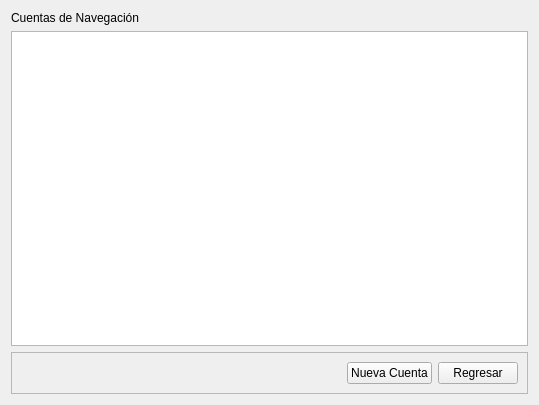
R0land013/blue-nauta, file view/ui/account_list.ui: the form before one commit.
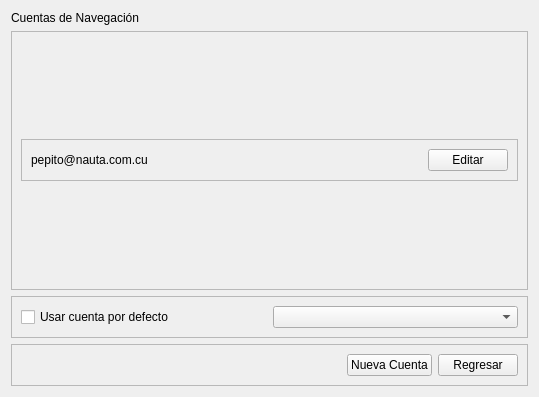
The form after the commit.

Commit message: Feat: The accounts in database are shown

The edit to the form file:
```diff
--- a/view/ui/account_list.ui
+++ b/view/ui/account_list.ui
@@ -7,7 +7,7 @@
     <x>0</x>
     <y>0</y>
     <width>539</width>
-    <height>405</height>
+    <height>397</height>
    </rect>
   </property>
   <property name="windowTitle">
@@ -16,16 +16,128 @@
   <layout class="QVBoxLayout" name="verticalLayout">
    <item>
     <widget class="QLabel" name="label">
+     <property name="sizePolicy">
+      <sizepolicy hsizetype="Preferred" vsizetype="Maximum">
+       <horstretch>0</horstretch>
+       <verstretch>0</verstretch>
+      </sizepolicy>
+     </property>
      <property name="text">
       <string>Cuentas de Navegación</string>
      </property>
     </widget>
    </item>
    <item>
-    <widget class="QTableWidget" name="account_table"/>
+    <widget class="QFrame" name="account_list_frame">
+     <property name="sizePolicy">
+      <sizepolicy hsizetype="Preferred" vsizetype="Preferred">
+       <horstretch>0</horstretch>
+       <verstretch>0</verstretch>
+      </sizepolicy>
+     </property>
+     <property name="frameShape">
+      <enum>QFrame::StyledPanel</enum>
+     </property>
+     <property name="frameShadow">
+      <enum>QFrame::Raised</enum>
+     </property>
+     <layout class="QVBoxLayout" name="verticalLayout_2">
+      <item>
+       <widget class="QFrame" name="frame_2">
+        <property name="sizePolicy">
+         <sizepolicy hsizetype="Preferred" vsizetype="Maximum">
+          <horstretch>0</horstretch>
+          <verstretch>0</verstretch>
+         </sizepolicy>
+        </property>
+        <property name="frameShape">
+         <enum>QFrame::StyledPanel</enum>
+        </property>
+        <property name="frameShadow">
+         <enum>QFrame::Raised</enum>
+        </property>
+        <layout class="QHBoxLayout" name="horizontalLayout_2">
+         <item>
+          <widget class="QLabel" name="label_2">
+           <property name="sizePolicy">
+            <sizepolicy hsizetype="Maximum" vsizetype="Preferred">
+             <horstretch>0</horstretch>
+             <verstretch>0</verstretch>
+            </sizepolicy>
+           </property>
+           <property name="text">
+            <string>pepito@nauta.com.cu</string>
+           </property>
+          </widget>
+         </item>
+         <item>
+          <spacer name="horizontalSpacer_2">
+           <property name="orientation">
+            <enum>Qt::Horizontal</enum>
+           </property>
+           <property name="sizeHint" stdset="0">
+            <size>
+             <width>40</width>
+             <height>20</height>
+            </size>
+           </property>
+          </spacer>
+         </item>
+         <item>
+          <widget class="QPushButton" name="pushButton">
+           <property name="sizePolicy">
+            <sizepolicy hsizetype="Maximum" vsizetype="Fixed">
+             <horstretch>0</horstretch>
+             <verstretch>0</verstretch>
+            </sizepolicy>
+           </property>
+           <property name="text">
+            <string>Editar</string>
+           </property>
+          </widget>
+         </item>
+        </layout>
+       </widget>
+      </item>
+     </layout>
+    </widget>
+   </item>
+   <item>
+    <widget class="QFrame" name="frame_3">
+     <property name="sizePolicy">
+      <sizepolicy hsizetype="Preferred" vsizetype="Maximum">
+       <horstretch>0</horstretch>
+       <verstretch>0</verstretch>
+      </sizepolicy>
+     </property>
+     <property name="frameShape">
+      <enum>QFrame::StyledPanel</enum>
+     </property>
+     <property name="frameShadow">
+      <enum>QFrame::Raised</enum>
+     </property>
+     <layout class="QHBoxLayout" name="horizontalLayout_3">
+      <item>
+       <widget class="QCheckBox" name="use_default_account_check_box">
+        <property name="text">
+         <string>Usar cuenta por defecto</string>
+        </property>
+       </widget>
+      </item>
+      <item>
+       <widget class="QComboBox" name="default_account_combo_box"/>
+      </item>
+     </layout>
+    </widget>
    </item>
    <item>
     <widget class="QFrame" name="frame">
+     <property name="sizePolicy">
+      <sizepolicy hsizetype="Preferred" vsizetype="Maximum">
+       <horstretch>0</horstretch>
+       <verstretch>0</verstretch>
+      </sizepolicy>
+     </property>
      <property name="frameShape">
       <enum>QFrame::StyledPanel</enum>
      </property>
```
The commit also changes 4 other files.
